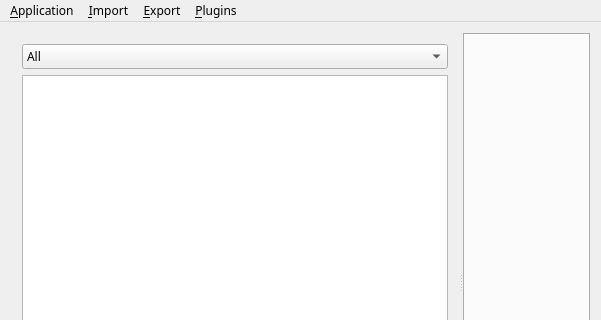
First picture: the form in QGeoView/mainwindow.ui, repository TheProjecter/qgeoview, before the edit; both pictures show x 0 to 601 and y 0 to 320 of the 601 by 564 pixel window.
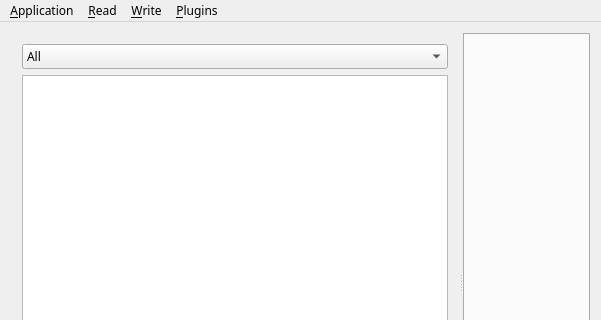
Second picture: the form after the edit.

Commit message:
readGpxPlugin now loads and runs when selected from "read" menu. Just need to get actual reading re-implemented.
ReadPlugin system almost complete, just need to reconfigure plugins for new system.

Patch:
```diff
--- a/QGeoView/mainwindow.ui
+++ b/QGeoView/mainwindow.ui
@@ -105,14 +105,14 @@
     <addaction name="action_About"/>
     <addaction name="action_Test"/>
    </widget>
-   <widget class="QMenu" name="menu_Import">
+   <widget class="QMenu" name="menu_Read">
     <property name="title">
-     <string>&amp;Import</string>
+     <string>&amp;Read</string>
     </property>
    </widget>
-   <widget class="QMenu" name="menu_Export">
+   <widget class="QMenu" name="menu_Write">
     <property name="title">
-     <string>&amp;Export</string>
+     <string>&amp;Write</string>
     </property>
    </widget>
    <widget class="QMenu" name="menu_Plugins">
@@ -121,8 +121,8 @@
     </property>
    </widget>
    <addaction name="menu_Application"/>
-   <addaction name="menu_Import"/>
-   <addaction name="menu_Export"/>
+   <addaction name="menu_Read"/>
+   <addaction name="menu_Write"/>
    <addaction name="menu_Plugins"/>
   </widget>
   <action name="action_Quit">
```
The commit also changes 7 other files.
